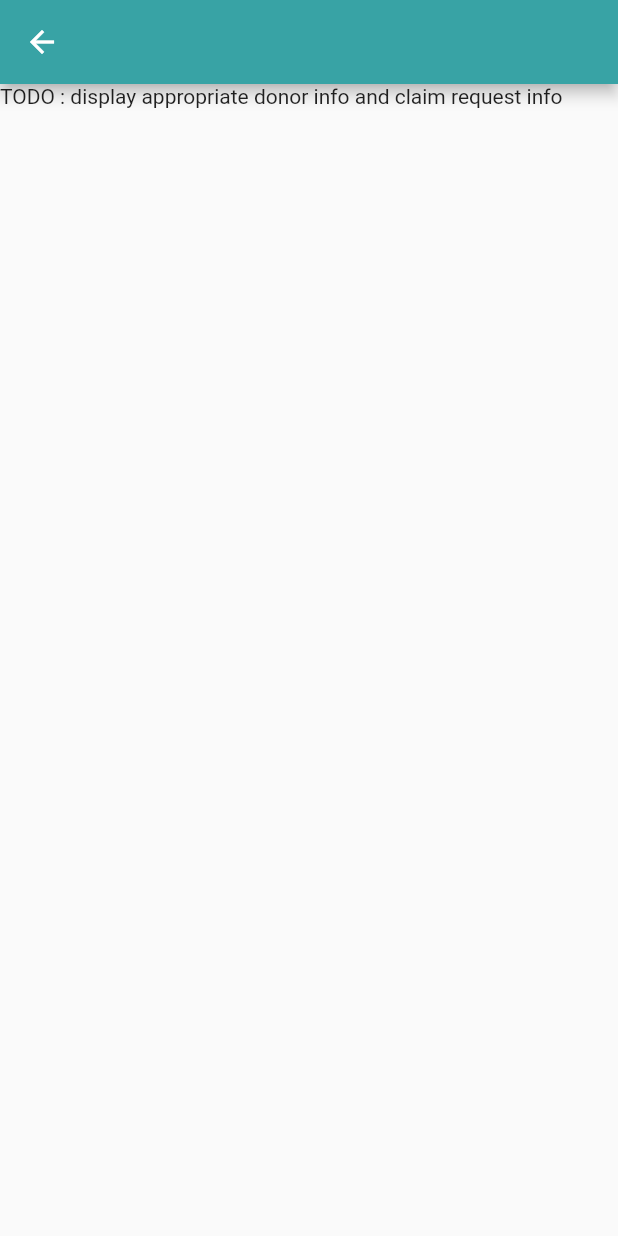
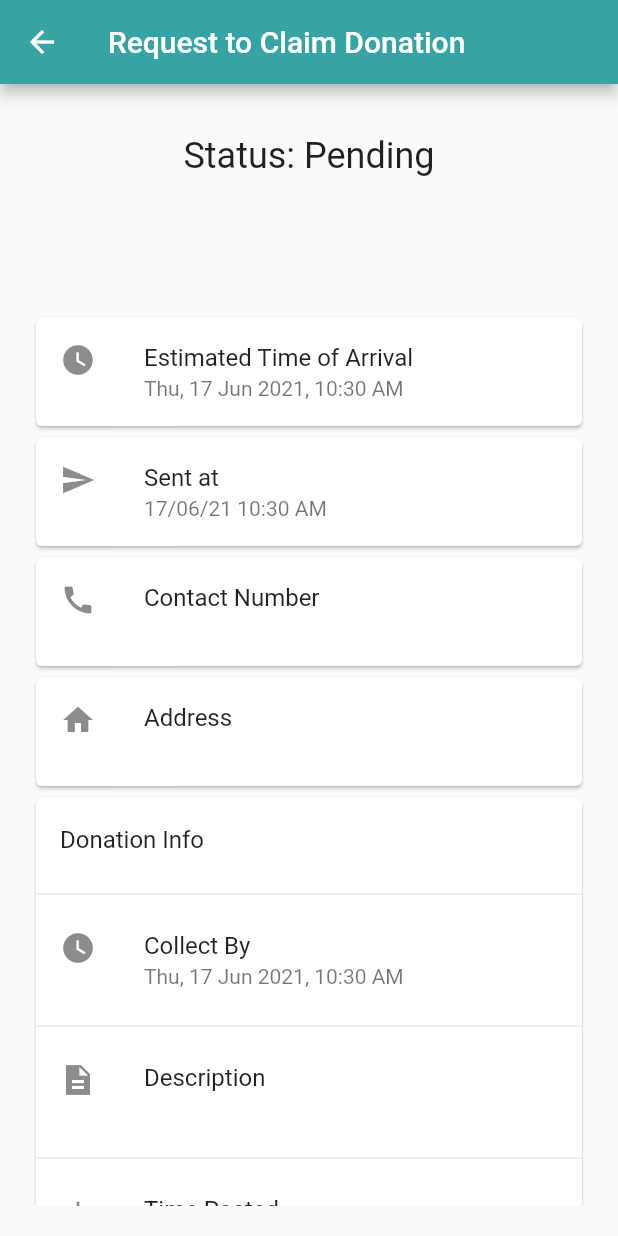
Before and after one commit to DRP-Basket/Basket, a Flutter app: the ClaimRequestPage screen opened directly with empty values, on a phone screen of 412 x 824 dp. Run offline on Flutter 3.47's test engine with Material 2 defaults, Android fonts, the phone set to English and light mode, and no system bars; our stand-ins replace cloud_firestore, expandable, firebase_auth, firebase_core, firebase_storage, flutter_form_builder and 8 more; missing offline and left inert: telephony; accounts and stored records are empty.

Commit message:
[wyt119] Implemented request page display on charity side

```diff
--- a/frontend/lib/views/charity/donations/claim_request_form.dart
+++ b/frontend/lib/views/charity/donations/claim_request_form.dart
@@ -1,7 +1,9 @@
 // Form when making claim requests
 
 import 'package:cloud_firestore/cloud_firestore.dart';
+import 'package:drp_basket_app/views/charity/events/charity_events_page.dart';
 import 'package:drp_basket_app/views/charity/utilities/form_utilities.dart';
+import 'package:drp_basket_app/views/charity/utilities/utilities.dart';
 import 'package:drp_basket_app/views/donor/donations/donor_donation_form.dart';
 import 'package:flutter/material.dart';
 import 'package:flutter_form_builder/flutter_form_builder.dart';
@@ -17,7 +19,6 @@ class ClaimRequestForm extends StatefulWidget {
 }
 
 class _ClaimRequestFormState extends State<ClaimRequestForm> {
-
   final Donation donation;
   final _formKey = GlobalKey<FormBuilderState>();
 
@@ -51,7 +52,7 @@ class _ClaimRequestFormState extends State<ClaimRequestForm> {
     if (_formKey.currentState!.validate()) {
       var request = _formKey.currentState!.fields;
       ClaimRequest.sendClaimRequest(donation, request[eta]!.value);
-      Navigator.popUntil(context, ModalRoute.withName(DonationsMain.id));
+      Navigator.popUntil(context, ModalRoute.withName(CharityEventsPage.id));
     }
   }
 }
@@ -105,8 +106,9 @@ class ClaimRequest {
     return 'wy-test-charity';
   }
 
-  static ClaimRequest buildFromMap(String id, Map<String, dynamic> req, Donation donation) {
-    var _req =  ClaimRequest(
+  static ClaimRequest buildFromMap(
+      String id, Map<String, dynamic> req, Donation donation) {
+    var _req = ClaimRequest(
       donation: donation,
       charityID: _curCharityID(),
       eta: req['eta'].toDate(),
@@ -139,4 +141,38 @@ class ClaimRequest {
                   )
                 : null;
   }
+
+  Widget showStatus() {
+    return ListTile(
+      title: Text(
+        'Status: $status',
+        style: TextStyle(
+          fontSize: 24,
+        ),
+        textAlign: TextAlign.center,
+      ),
+    );
+  }
+
+  Widget showTimeCreated() {
+    return Card(
+      child: ListTile(
+        leading: Icon(Icons.send_sharp),
+        title: Text('Sent at'),
+        subtitle: Text(
+          formatDateTime(timeCreated, format: 'd/MM/yy hh:mm aa'),
+        ),
+      ),
+    );
+  }
+
+    Widget showETA() {
+    return Card(
+      child: ListTile(
+        leading: Icon(Icons.watch_later_sharp),
+        title: Text('Estimated Time of Arrival'),
+        subtitle: Text(formatDateTime(eta)),
+      ),
+    );
+  }
 }
--- a/frontend/lib/views/charity/donations/claim_request_page.dart
+++ b/frontend/lib/views/charity/donations/claim_request_page.dart
@@ -4,18 +4,18 @@ import 'package:flutter/material.dart';
 import 'claim_request_form.dart';
 
 class ClaimRequestPage extends StatefulWidget {
-
   final ClaimRequest request;
   final Donor donor;
 
-  const ClaimRequestPage(this.request, this.donor, { Key? key }) : super(key: key);
+  const ClaimRequestPage(this.request, this.donor, {Key? key})
+      : super(key: key);
 
   @override
-  _ClaimRequestPageState createState() => _ClaimRequestPageState(request, donor);
+  _ClaimRequestPageState createState() =>
+      _ClaimRequestPageState(request, donor);
 }
 
 class _ClaimRequestPageState extends State<ClaimRequestPage> {
-
   final ClaimRequest request;
   final Donor donor;
 
@@ -24,8 +24,63 @@ class _ClaimRequestPageState extends State<ClaimRequestPage> {
   @override
   Widget build(BuildContext context) {
     return Scaffold(
-      appBar: AppBar(),
-      body: Text('TODO : display appropriate donor info and claim request info'),
+      appBar: AppBar(
+        title: Text(
+          'Request to Claim Donation',
+        ),
+      ),
+      body: Container(
+        padding: EdgeInsets.all(20),
+        child: ListView(
+          children: [
+            request.showStatus(),
+            _showDonorName(),
+            request.showETA(),
+            request.showTimeCreated(),
+            _showContactNumber(),
+            _showAddress(),
+            request.donation.donationInfo(),
+          ],
+        ),
+      ),
+    );
+  }
+
+  Widget _showDonorName() {
+    return Container(
+      padding: EdgeInsets.only(bottom: 20),
+      child: Text(
+        donor.name,
+        textAlign: TextAlign.center,
+        style: TextStyle(
+          fontSize: 48,
+          fontWeight: FontWeight.bold,
+        ),
+      ),
+    );
+  }
+
+  Widget _showContactNumber() {
+    return Card(
+      child: ListTile(
+        leading: Icon(Icons.call),
+        title: Text('Contact Number'),
+        subtitle: Text(
+          donor.contact,
+        ),
+      ),
+    );
+  }
+
+  Widget _showAddress() {
+    return Card(
+      child: ListTile(
+        leading: Icon(Icons.home),
+        title: Text('Address'),
+        subtitle: Text(
+          donor.address,
+        ),
+      ),
     );
   }
 }
--- a/frontend/lib/views/donor/donations/donor_donation_form.dart
+++ b/frontend/lib/views/donor/donations/donor_donation_form.dart
@@ -1,6 +1,7 @@
 import 'package:cloud_firestore/cloud_firestore.dart';
 import 'package:drp_basket_app/firebase_controllers/firebase_firestore_interface.dart';
 import 'package:drp_basket_app/views/charity/utilities/form_utilities.dart';
+import 'package:drp_basket_app/views/charity/utilities/utilities.dart';
 import 'package:flutter/material.dart';
 import 'package:flutter_form_builder/flutter_form_builder.dart';
 
@@ -107,4 +108,36 @@ class Donation {
         .get()
         .then((ds) => buildFromMap(id, ds.data()!));
   }
+
+  Widget donationInfo() {
+    return Card(
+      child: Column(
+        children: [
+          ListTile(
+            title: Text('Donation Info'),
+          ),
+          Divider(),
+          ListTile(
+            leading: Icon(Icons.watch_later_sharp),
+            title: Text('Collect By'),
+            subtitle: Text(formatDateTime(collectBy)),
+          ),
+          Divider(),
+          ListTile(
+            leading: Icon(Icons.description_sharp),
+            title: Text('Description'),
+            subtitle: Text(description == null
+                ? '(empty)'
+                : description!),
+          ),
+          Divider(),
+          ListTile(
+            leading: Icon(Icons.add),
+            title: Text('Time Posted'),
+            subtitle: Text(formatDateTime(timeCreated)),
+          ),
+        ],
+      ),
+    );
+  }
 }
--- a/frontend/lib/views/donor/donor.dart
+++ b/frontend/lib/views/donor/donor.dart
@@ -3,13 +3,14 @@ class Donor {
   final String name;
   final String email;
   final String contact;
+  final String address;
 
-  Donor(this.uid, this.name, this.email, this.contact);
+  Donor(this.uid, this.name, this.email, this.contact, this.address);
 
-  static var ErrorDonor = Donor('-1', 'Donor Can\'t Be Found', '-', '-');
+  static var ErrorDonor = Donor('-1', 'Donor Can\'t Be Found', '-', '-', '-');
 
   //TODO change to correct fields corresponding to firestore
   static Donor buildFromMap(String donorID, Object? donorMap) {
-    return Donor(donorID, 'WY TEST DONOR', 'tee.weiyi22@gmail.com', '0123456');
+    return Donor(donorID, 'WY TEST DONOR', 'tee.weiyi22@gmail.com', '0123456', 'Kensington');
   }
 }
--- a/frontend/lib/views/donor/donor_drawer.dart
+++ b/frontend/lib/views/donor/donor_drawer.dart
@@ -20,7 +20,7 @@ class DonorDrawer extends StatelessWidget {
     var curUserName = "Donor"; // TEST USER NAME
     var curUserPhoneNumber = "0123456789"; // TEST PHONE NUMBER
     return donorDrawer(
-        context, Donor(curUID, curUserName, curUserEmail, curUserPhoneNumber));
+        context, Donor(curUID, curUserName, curUserEmail, curUserPhoneNumber, '-'));
     // return FutureBuilder<DocumentSnapshot>(
     //     future: snapshot,
     //     builder:
```
Also changed, not shown: frontend/lib/views/charity/donations/donation_page.dart (+1 -33 lines), frontend/lib/views/donor/donations/claim_request_page.dart (+3 -37 lines).
